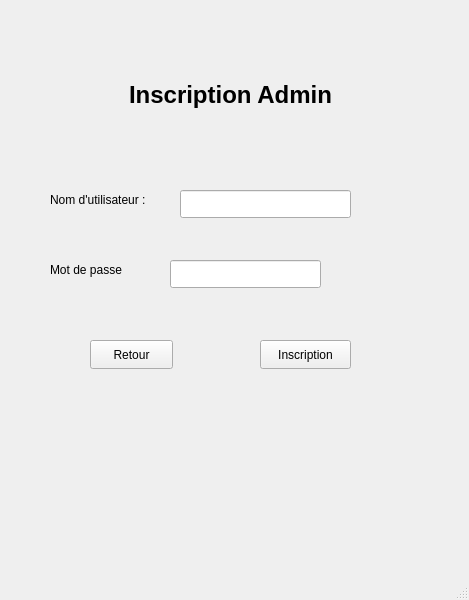
Before: the Qt Designer form Projet-IHM-Plaque/mainwindow.ui in SomeBoringNerd/ProjectBlackMirror, drawn with Qt 5.
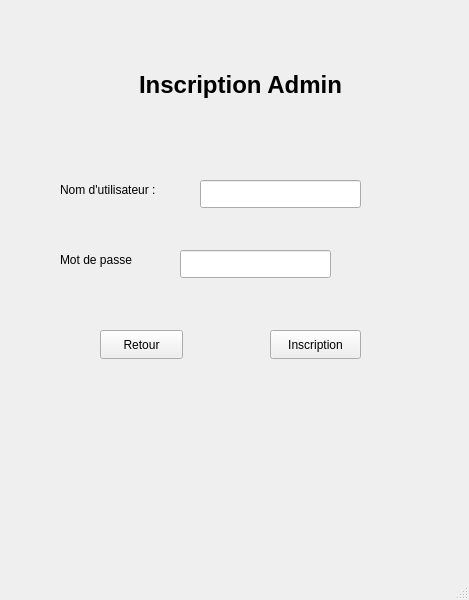
After: the same form once the commit is applied. The open tabs and pages were chosen to show the change.

Diff of the .ui file:
```diff
--- a/Projet-IHM-Plaque/mainwindow.ui
+++ b/Projet-IHM-Plaque/mainwindow.ui
@@ -17,8 +17,8 @@
    <widget class="QStackedWidget" name="stackedWidget">
     <property name="geometry">
      <rect>
-      <x>10</x>
-      <y>10</y>
+      <x>20</x>
+      <y>0</y>
       <width>441</width>
       <height>541</height>
      </rect>
@@ -507,16 +507,6 @@
        <string>Nom d'utilisateur :</string>
       </property>
      </widget>
-     <widget class="QLineEdit" name="lineEdit_Nom_User_Inscription">
-      <property name="geometry">
-       <rect>
-        <x>170</x>
-        <y>180</y>
-        <width>171</width>
-        <height>28</height>
-       </rect>
-      </property>
-     </widget>
      <widget class="QLineEdit" name="lineEdit_2_Password_Inscription">
       <property name="geometry">
        <rect>
@@ -566,6 +556,16 @@
        <string>Retour</string>
       </property>
      </widget>
+     <widget class="QLineEdit" name="lineEdit_Nom_User_Inscription">
+      <property name="geometry">
+       <rect>
+        <x>180</x>
+        <y>180</y>
+        <width>161</width>
+        <height>28</height>
+       </rect>
+      </property>
+     </widget>
     </widget>
     <widget class="QWidget" name="page_5">
      <widget class="QLabel" name="label_20">
```
Left out of the diff: 23 changed lines with no effect on the pictures.
